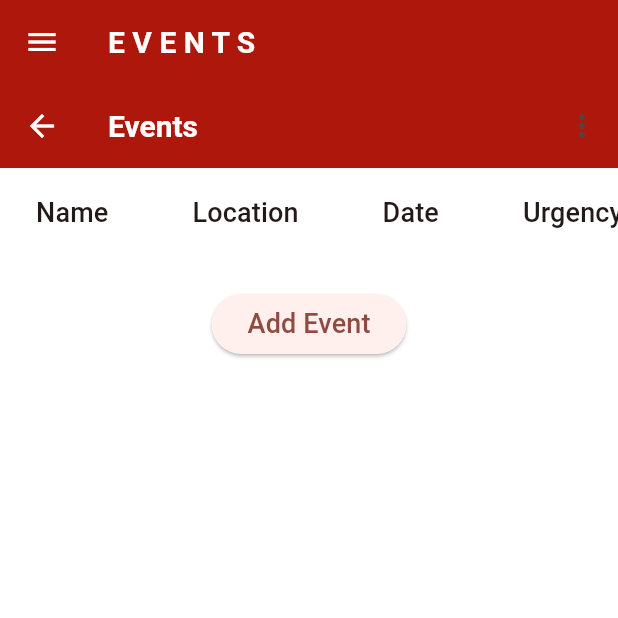
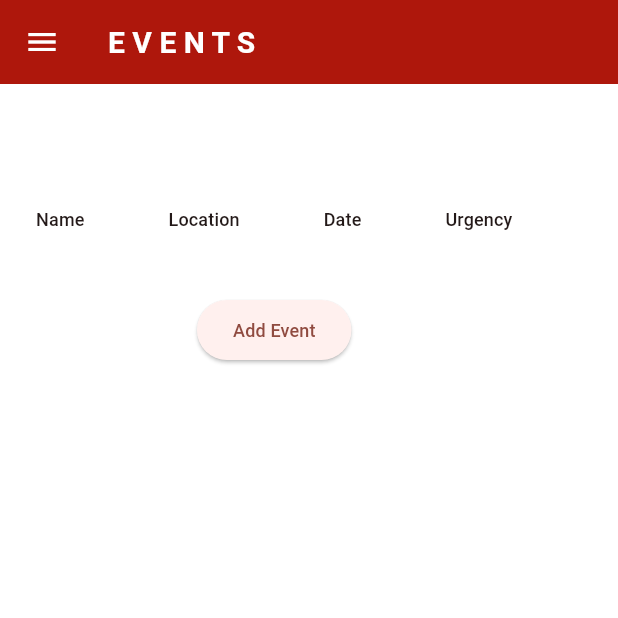
Before and after one commit to anthonycasarta/volunteerexpress, a Flutter app: the EventPage screen opened by its route, on a phone screen of 412 x 824 dp, the top half of it. Run offline on Flutter 3.47's test engine with Material 3 defaults, Android fonts, the phone set to English and light mode, and no system bars; our stand-ins replace bloc, cloud_firestore, equatable, firebase_auth, firebase_core, flutter_bloc and 1 more; missing offline and left inert: fake_cloud_firestore; accounts and stored records are empty.

Commit message:
fix events page

```diff
--- a/lib/frontend/pages/event_page.dart
+++ b/lib/frontend/pages/event_page.dart
@@ -19,26 +19,8 @@ class EventPage extends StatelessWidget {
 
     return Scaffold(
       appBar: AppBar(
-        title: const Text('Events'),
-        actions: [
-          PopupMenuButton<MenuAction>(
-            itemBuilder: (context) {
-              return const [
-                PopupMenuItem<MenuAction>(
-                    value: MenuAction.logout, child: Text('Log out')),
-              ];
-            },
-            onSelected: (value) async {
-              await AuthService.firebase().logOut();
-              if (context.mounted) {
-                Navigator.of(context).pushNamedAndRemoveUntil(
-                  loginRoute,
-                  (route) => false,
-                );
-              }
-            },
-          )
-        ],
+        //title: const Text('Events'),
+        backgroundColor: Colors.white,
       ),
       body: BlocBuilder<EventBloc, EventState>(
         builder: (context, state) {
--- a/lib/frontend/pages/event_pages/event_table.dart
+++ b/lib/frontend/pages/event_pages/event_table.dart
@@ -4,37 +4,49 @@ import 'package:flutter_bloc/flutter_bloc.dart';
 import 'package:volunteerexpress/backend/eventPage/event_bloc.dart';
 import 'package:volunteerexpress/frontend/pages/event_pages/event_form.dart';
 
-
-class EventTable extends StatelessWidget   {
+class EventTable extends StatelessWidget {
   final List<Event> events;
   final Function(Event) onEventSelected;
 
-  const EventTable({super.key, required this.events, required this.onEventSelected});
+  const EventTable(
+      {super.key, required this.events, required this.onEventSelected});
 
   @override
   Widget build(BuildContext context) {
-      return SingleChildScrollView(
+    return Padding(
+        padding: const EdgeInsets.symmetric(vertical: 4.0),
         child: Column(
           children: [
-
             SingleChildScrollView(
+              scrollDirection: Axis.vertical,
+              child: SingleChildScrollView(
+                scrollDirection: Axis.horizontal,
                 child: DataTable(
                   headingRowHeight: 60,
                   dataRowMinHeight: 60,
                   dataRowMaxHeight: 100,
                   columns: const [
-                DataColumn(label: Text("Name", style: TextStyle(fontSize: 18))),
-                DataColumn(label: Text('Location', style: TextStyle(fontSize: 18))),
-                DataColumn(label: Text('Date', style: TextStyle(fontSize: 18))),
-                DataColumn(label: Text("Urgency", style: TextStyle(fontSize: 18))),
+                    DataColumn(
+                        label: Text("Name", style: TextStyle(fontSize: 12))),
+                    DataColumn(
+                        label:
+                            Text('Location', style: TextStyle(fontSize: 12))),
+                    DataColumn(
+                        label: Text('Date', style: TextStyle(fontSize: 12))),
+                    DataColumn(
+                        label: Text("Urgency", style: TextStyle(fontSize: 12))),
                   ],
                   rows: events.map((event) {
                     return DataRow(
                       cells: [
-                    DataCell(Text(event.name, style: const TextStyle(fontSize: 18))),
-                    DataCell(Text(event.location, style: const TextStyle(fontSize: 18))),
-                    DataCell(Text(event.date, style: const TextStyle(fontSize: 18))),
-                    DataCell(Text(event.urgency, style: const TextStyle(fontSize: 18))),
+                        DataCell(Text(event.name,
+                            style: const TextStyle(fontSize: 12))),
+                        DataCell(Text(event.location,
+                            style: const TextStyle(fontSize: 12))),
+                        DataCell(Text(event.date,
+                            style: const TextStyle(fontSize: 12))),
+                        DataCell(Text(event.urgency,
+                            style: const TextStyle(fontSize: 12))),
                       ],
                       onSelectChanged: (selected) {
                         if (selected == true) {
@@ -46,8 +58,7 @@ class EventTable extends StatelessWidget   {
                   showCheckboxColumn: false,
                 ),
               ),
-
-
+            ),
             const SizedBox(height: 20),
             ElevatedButton(
                 onPressed: () {
@@ -62,13 +73,11 @@ class EventTable extends StatelessWidget   {
                     ),
                   );
                 },
-              child: const Text('Add Event', style: TextStyle(fontSize: 18),)
-
-
-            )
-
+                child: const Text(
+                  'Add Event',
+                  style: TextStyle(fontSize: 12),
+                ))
           ],
-        )
-      );
+        ));
   }
 }
```
Also changed, not shown: lib/frontend/custom-widgets/sidebar.dart (+9 -0 lines). Lines whose indentation alone changed are shown as unchanged.
